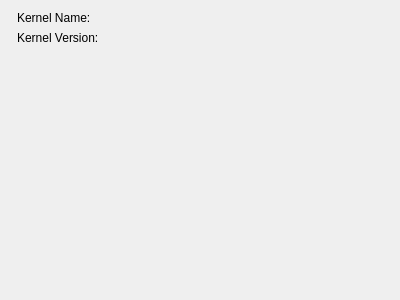
This is kernelinformationdialog.ui in GXDE-OS/gxde-kernel-manager as Qt 5 draws it before an edit. The edited form follows.
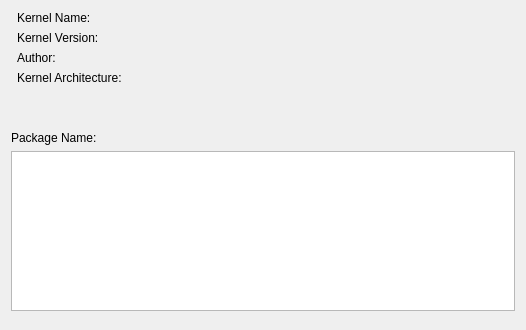
This is the edited form. Icons and pictures are not drawn.

Commit message: 新增预览窗口

Patch:
```diff
--- a/kernelinformationdialog.ui
+++ b/kernelinformationdialog.ui
@@ -6,8 +6,8 @@
    <rect>
     <x>0</x>
     <y>0</y>
-    <width>400</width>
-    <height>300</height>
+    <width>526</width>
+    <height>330</height>
    </rect>
   </property>
   <property name="windowTitle">
@@ -39,6 +39,9 @@
          <property name="text">
           <string>Kernel Name:</string>
          </property>
+         <property name="wordWrap">
+          <bool>true</bool>
+         </property>
         </widget>
        </item>
        <item>
@@ -46,6 +49,26 @@
          <property name="text">
           <string>Kernel Version:</string>
          </property>
+         <property name="wordWrap">
+          <bool>true</bool>
+         </property>
+        </widget>
+       </item>
+       <item>
+        <widget class="QLabel" name="m_kernelAuthor">
+         <property name="text">
+          <string>Author:</string>
+         </property>
+         <property name="wordWrap">
+          <bool>true</bool>
+         </property>
+        </widget>
+       </item>
+       <item>
+        <widget class="QLabel" name="m_kernelArch">
+         <property name="text">
+          <string>Kernel Architecture:</string>
+         </property>
         </widget>
        </item>
        <item>
@@ -65,6 +88,19 @@
      </item>
     </layout>
    </item>
+   <item>
+    <widget class="QLabel" name="m_PkgName">
+     <property name="text">
+      <string>Package Name:</string>
+     </property>
+     <property name="wordWrap">
+      <bool>true</bool>
+     </property>
+    </widget>
+   </item>
+   <item>
+    <widget class="QTextBrowser" name="m_des"/>
+   </item>
    <item>
     <spacer name="verticalSpacer">
      <property name="orientation">
```
Left out of the diff: 2 changed lines with no effect on the pictures. The commit also changes 1 other file.
